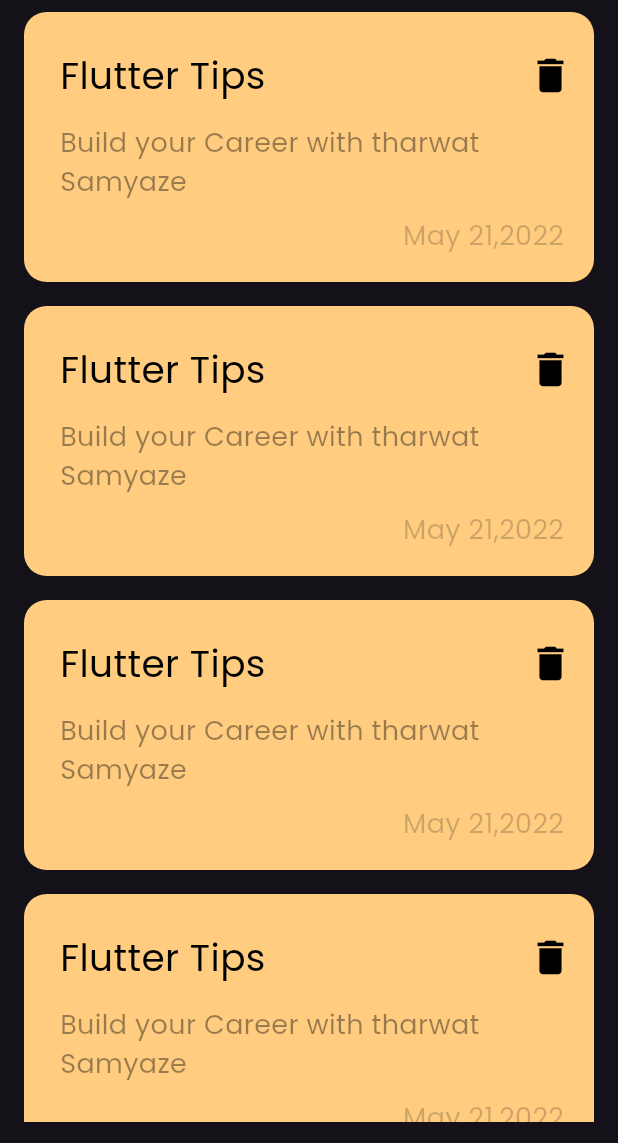
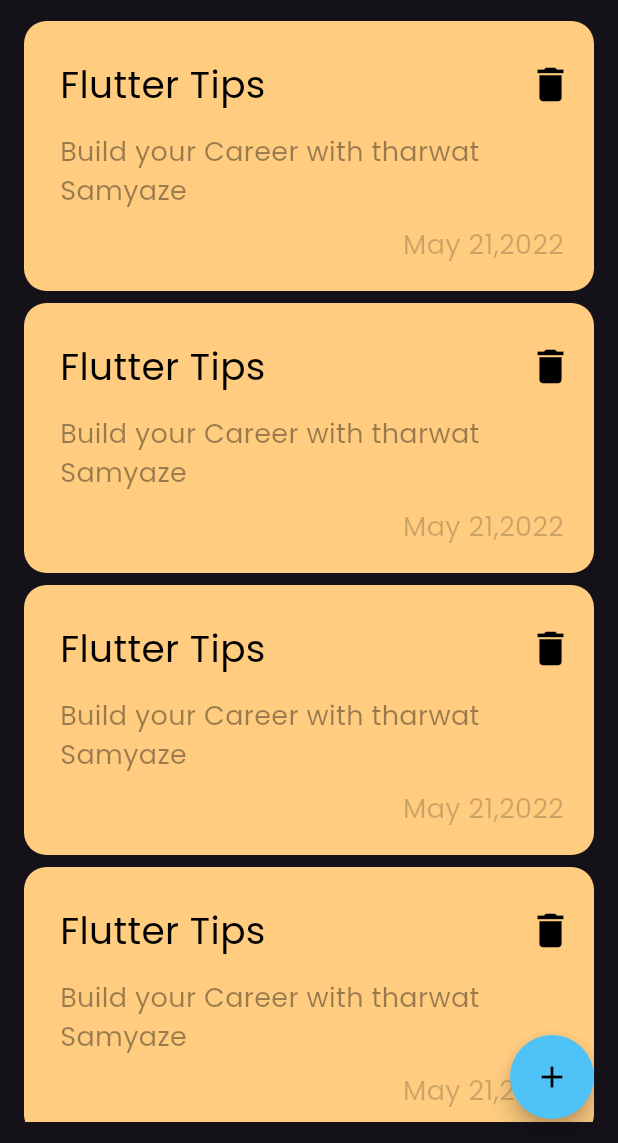
Before and after one commit to aconitum001/Notes_app, a Flutter app: the screen it shows after launch, on a phone screen of 412 x 824 dp, the part 93-1236 px from its top. Run offline on Flutter 3.47's test engine with Material 3 defaults, Android fonts, the phone set to English and light mode, and no system bars.

Commit message:
add floating action button

```diff
--- a/lib/views/notes_view.dart
+++ b/lib/views/notes_view.dart
@@ -6,9 +6,18 @@ class NotesView extends StatelessWidget {
 
   @override
   Widget build(BuildContext context) {
-    return const SafeArea(
+    return SafeArea(
       child: Scaffold(
-        body: NotesViewBody(),
+        floatingActionButton: FloatingActionButton(
+          onPressed: () {},
+          shape: const CircleBorder(),
+          backgroundColor: Colors.lightBlue[300],
+          child: const Icon(
+            Icons.add,
+            color: Colors.black,
+          ),
+        ),
+        body: const NotesViewBody(),
       ),
     );
   }
--- a/lib/views/widgets/notes_view_body.dart
+++ b/lib/views/widgets/notes_view_body.dart
@@ -12,6 +12,9 @@ class NotesViewBody extends StatelessWidget {
       child: Column(
         children: [
           CustomAppBar(),
+          SizedBox(
+            height: 10,
+          ),
           Expanded(
             child: NotesListView(),
           ),
--- a/lib/views/widgets/notes_view_list.dart
+++ b/lib/views/widgets/notes_view_list.dart
@@ -10,7 +10,7 @@ class NotesListView extends StatelessWidget {
   Widget build(BuildContext context) {
     return ListView.builder(
       itemBuilder: (context, index) => const Padding(
-        padding: EdgeInsets.symmetric(vertical: 8),
+        padding: EdgeInsets.symmetric(vertical: 4),
         child: NoteItem(),
       ),
       itemCount: 10,
```
